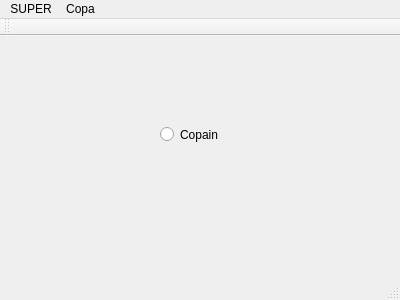
This is mainwindow.ui in Theophile-Molcard/LO21-PluriNotes as Qt 5 draws it before an edit. The edited form follows.
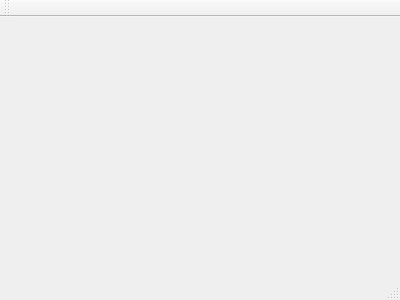
This is the edited form.

The edit to the form file:
```diff
--- a/mainwindow.ui
+++ b/mainwindow.ui
@@ -13,32 +13,7 @@
   <property name="windowTitle">
    <string>MainWindow</string>
   </property>
-  <widget class="QWidget" name="centralWidget">
-   <widget class="QRadioButton" name="radioButton">
-    <property name="geometry">
-     <rect>
-      <x>160</x>
-      <y>90</y>
-      <width>82</width>
-      <height>17</height>
-     </rect>
-    </property>
-    <property name="text">
-     <string>Copain</string>
-    </property>
-   </widget>
-   <widget class="QWidget" name="verticalLayoutWidget">
-    <property name="geometry">
-     <rect>
-      <x>130</x>
-      <y>60</y>
-      <width>160</width>
-      <height>80</height>
-     </rect>
-    </property>
-    <layout class="QVBoxLayout" name="verticalLayout"/>
-   </widget>
-  </widget>
+  <widget class="QWidget" name="centralWidget"/>
   <widget class="QMenuBar" name="menuBar">
    <property name="geometry">
     <rect>
@@ -48,26 +23,6 @@
      <height>21</height>
     </rect>
    </property>
-   <widget class="QMenu" name="menuSUPER">
-    <property name="title">
-     <string>SUPER</string>
-    </property>
-   </widget>
-   <widget class="QMenu" name="menuCopa">
-    <property name="title">
-     <string>Copa</string>
-    </property>
-    <widget class="QMenu" name="menuStreet">
-     <property name="title">
-      <string>Street</string>
-     </property>
-     <addaction name="actionZER"/>
-    </widget>
-    <addaction name="actionDela"/>
-    <addaction name="menuStreet"/>
-   </widget>
-   <addaction name="menuSUPER"/>
-   <addaction name="menuCopa"/>
   </widget>
   <widget class="QToolBar" name="mainToolBar">
    <attribute name="toolBarArea">
```
Left out of the diff: 10 changed lines with no effect on the pictures.
